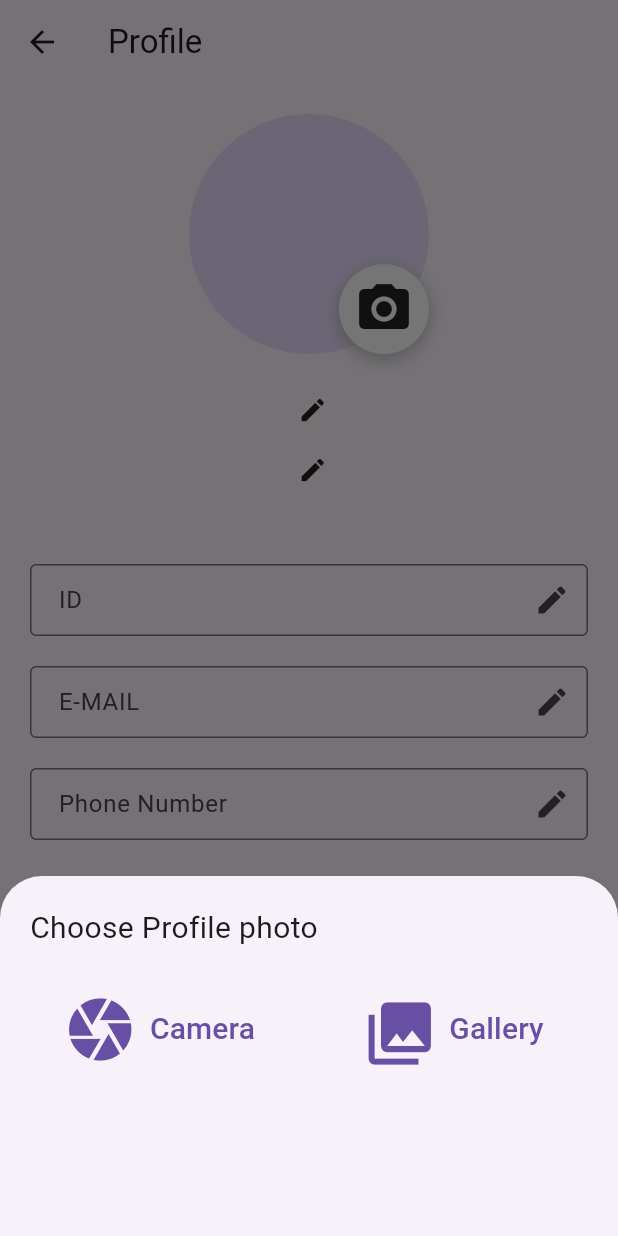
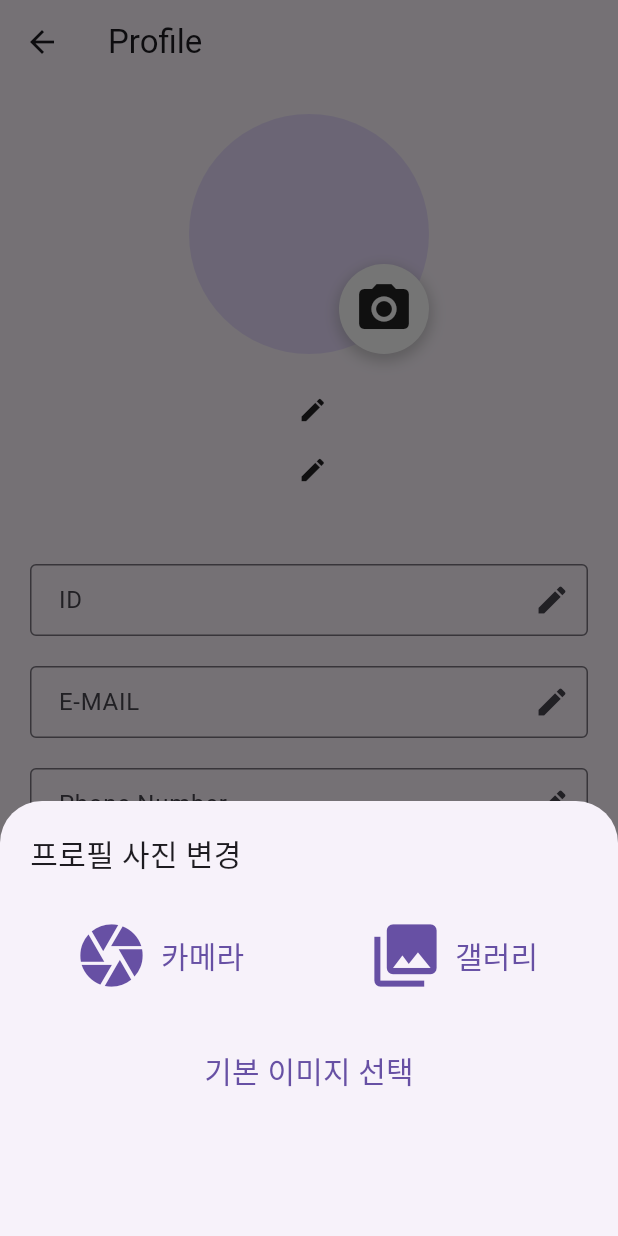
Before and after one commit to SinccIT/syncc_it, a Flutter app: the MyProfile screen opened directly with empty values, after a tap on the "camera alt" icon, on a phone screen of 412 x 824 dp. Run offline on Flutter 3.47's test engine with Material 3 defaults, Android fonts, the phone set to English and light mode, and no system bars; our stand-ins replace image_picker, shared_preferences; accounts and stored records are empty.

Commit message:
[feat] profile

```diff
--- a/lib/profile.dart
+++ b/lib/profile.dart
@@ -178,14 +178,14 @@ class _MyProfileState extends State<MyProfile> {
 
   Widget _buildBottomSheet(BuildContext context) {
     return Container(
-      height: 200,
+      height: 250,
       width: MediaQuery.of(context).size.width,
       margin: EdgeInsets.symmetric(horizontal: 20, vertical: 20),
       child: Column(
         crossAxisAlignment: CrossAxisAlignment.stretch,
         children: <Widget>[
           Text(
-            'Choose Profile photo',
+            '프로필 사진 변경',
             style: TextStyle(
               fontSize: 20,
             ),
@@ -199,27 +199,44 @@ class _MyProfileState extends State<MyProfile> {
                   icon: Icon(Icons.camera, size: 50),
                   onPressed: takePhoto,
                   label: Text(
-                    'Camera',
+                    '카메라',
                     style: TextStyle(fontSize: 20),
                   ),
                 ),
               ),
               SizedBox(width: 20),
               Expanded(
-                child: SizedBox(
-                  height: 60, // 아이콘의 위치 조정
                 child: TextButton.icon(
                   icon: Icon(Icons.photo_library, size: 50),
                   onPressed: chooseImage,
                   label: Text(
-                      'Gallery',
+                    '갤러리',
                     style: TextStyle(fontSize: 20),
                   ),
                 ),
               ),
+            ],
+          ),
+          SizedBox(height: 20),
+          Row(
+            mainAxisAlignment: MainAxisAlignment.center,
+            children: <Widget>[
+              Expanded(
+                child: TextButton(
+                  onPressed: () {
+                    setState(() {
+                      _imageFile = null;
+                    });
+                    Navigator.pop(context);
+                  },
+                  child: Text(
+                    '기본 이미지 선택',
+                    style: TextStyle(fontSize: 20),
+                  ),
+                ),
               ),
             ],
-          )
+          ),
         ],
       ),
     );
@@ -332,7 +349,7 @@ class _MyProfileState extends State<MyProfile> {
           title: Text('이름 입력'),
           content: TextField(
             controller: _nameController,
-            decoration: InputDecoration(hintText: "Enter your name"),
+            decoration: InputDecoration(hintText: "이름을 입력 하세요"),
           ),
           actions: <Widget>[
             TextButton(
@@ -376,23 +393,16 @@ class _MyProfileState extends State<MyProfile> {
     );
   }
 
-  void _saveChanges() async {
-    // 수정된 정보를 SharedPreferences에 저장합니다.
-    await widget.prefs.setString('name', _nameController.text);
-    await widget.prefs.setString('intro', _introController.text);
-    await widget.prefs.setString('email', _emailController.text);
-    await widget.prefs.setString('id', _idController.text);
-    await widget.prefs.setString('phoneNumber', _phoneNumberController.text);
-    await widget.prefs.setString('selectedContactTime', _selected);
-    // 이미지 파일 경로를 저장합니다.
+  void _saveAndNavigateToViewProfile(BuildContext context) {
+    widget.prefs.setString('name', _nameController.text);
+    widget.prefs.setString('intro', _introController.text);
+    widget.prefs.setString('email', _emailController.text);
+    widget.prefs.setString('id', _idController.text);
+    widget.prefs.setString('phoneNumber', _phoneNumberController.text);
+    widget.prefs.setString('selectedContactTime', _selected);
     if (_imageFile != null) {
-      await widget.prefs.setString('profileImage', _imageFile!.path);
+      widget.prefs.setString('profileImage', _imageFile!.path);
     }
-  }
-
-  // 수정된 정보를 저장하고 ViewProfile 페이지로 이동하는 함수
-  void _saveAndNavigateToViewProfile(BuildContext context) {
-    _saveChanges(); // 수정된 정보를 저장하는 함수 호출
     Navigator.push(
       context,
       MaterialPageRoute(
```
Lines whose indentation alone changed are shown as unchanged.
